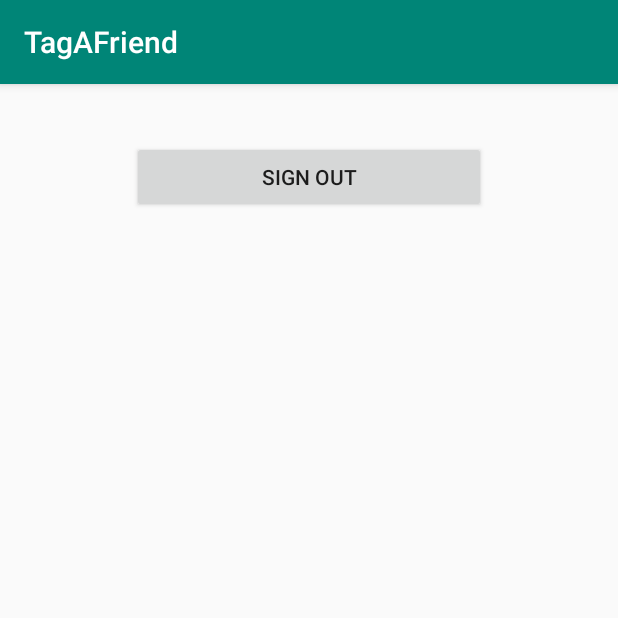
After one commit to Chillin-Bacon/TagAFriend, an Android app: the OptionsActivity screen opened directly, with no data from a screen before it, on a phone screen of 412 x 824 dp, the top half of it. The commit adds this screen. Run offline under Robolectric (Android 15) with nearby library versions, the phone set to English and light mode, and no system bars; our stand-ins replace Firebase (no records; nobody signed in at launch, a user with empty details on screens opened directly).

Commit message:
Login sign in works. MapsActivities work and pin user GPS. Options page works.

```diff
--- a/app/src/main/AndroidManifest.xml
+++ b/app/src/main/AndroidManifest.xml
@@ -37,7 +37,8 @@
         <activity android:name=".Main2Activity" />
         <activity android:name=".DisplayMapActivity" />
         <activity android:name=".ResetPasswordActivity" />
-        <activity android:name=".DisplayMapActivity2"></activity>
+        <activity android:name=".DisplayMapActivity2" />
+        <activity android:name=".OptionsActivity"></activity>
     </application>
 
 </manifest>
--- /dev/null
+++ b/app/src/main/java/com/tagafriend/OptionsActivity.java
@@ -0,0 +1,70 @@
+package com.tagafriend;
+
+import android.content.Intent;
+import android.support.annotation.NonNull;
+import android.support.v7.app.AppCompatActivity;
+import android.util.Log;
+import android.view.View;
+import android.widget.Button;
+import android.os.Bundle;
+
+import com.google.firebase.auth.FirebaseAuth;
+import com.google.firebase.auth.FirebaseUser;
+
+public class OptionsActivity extends AppCompatActivity {
+
+    //firebase
+    FirebaseAuth.AuthStateListener mAuthStateListener;
+
+    Button signOutButton;
+
+    @Override
+    protected void onCreate(Bundle savedInstanceState) {
+        super.onCreate(savedInstanceState);
+        setContentView(R.layout.activity_options);
+        signOutButton = findViewById(R.id.signOutButton);
+
+        setupFirebaseListener();
+
+        signOutButton.setOnClickListener(new View.OnClickListener() {
+            @Override
+            public void onClick(View view) {
+                FirebaseAuth.getInstance().signOut();
+
+            }
+        });
+    }
+
+    private void setupFirebaseListener()
+    {
+        mAuthStateListener = new FirebaseAuth.AuthStateListener() {
+            @Override
+            public void onAuthStateChanged(@NonNull FirebaseAuth firebaseAuth) {
+                FirebaseUser user = firebaseAuth.getCurrentUser();
+
+                if (user != null)
+                {} else
+                {
+                    Intent intent = new Intent(getApplicationContext(), MainActivity.class);
+                    intent.addFlags(Intent.FLAG_ACTIVITY_NEW_TASK | Intent.FLAG_ACTIVITY_CLEAR_TASK);
+                    startActivity(intent);
+                }
+            }
+        };
+    }
+
+    @Override
+    public void onStart(){
+        super.onStart();
+        FirebaseAuth.getInstance().addAuthStateListener(mAuthStateListener);
+    }
+
+    @Override
+    public void onStop(){
+        super.onStop();
+        if (mAuthStateListener != null)
+        {
+            FirebaseAuth.getInstance().removeAuthStateListener(mAuthStateListener);
+        }
+    }
+}
--- /dev/null
+++ b/app/src/main/res/layout/activity_options.xml
@@ -0,0 +1,17 @@
+<?xml version="1.0" encoding="utf-8"?>
+<RelativeLayout xmlns:android="http://schemas.android.com/apk/res/android"
+    xmlns:app="http://schemas.android.com/apk/res-auto"
+    xmlns:tools="http://schemas.android.com/tools"
+    android:layout_width="match_parent"
+    android:layout_height="match_parent"
+    tools:context=".OptionsActivity">
+
+    <Button
+        android:id="@+id/signOutButton"
+        android:layout_width="236dp"
+        android:layout_height="wrap_content"
+        android:layout_alignParentTop="true"
+        android:layout_centerHorizontal="true"
+        android:layout_marginTop="38dp"
+        android:text="sign out" />
+</RelativeLayout>
```
Also changed, not shown: app/src/main/java/com/tagafriend/Main2Activity.java (+17 -3 lines), app/src/main/res/layout/activity_main2.xml (+49 -4 lines).
